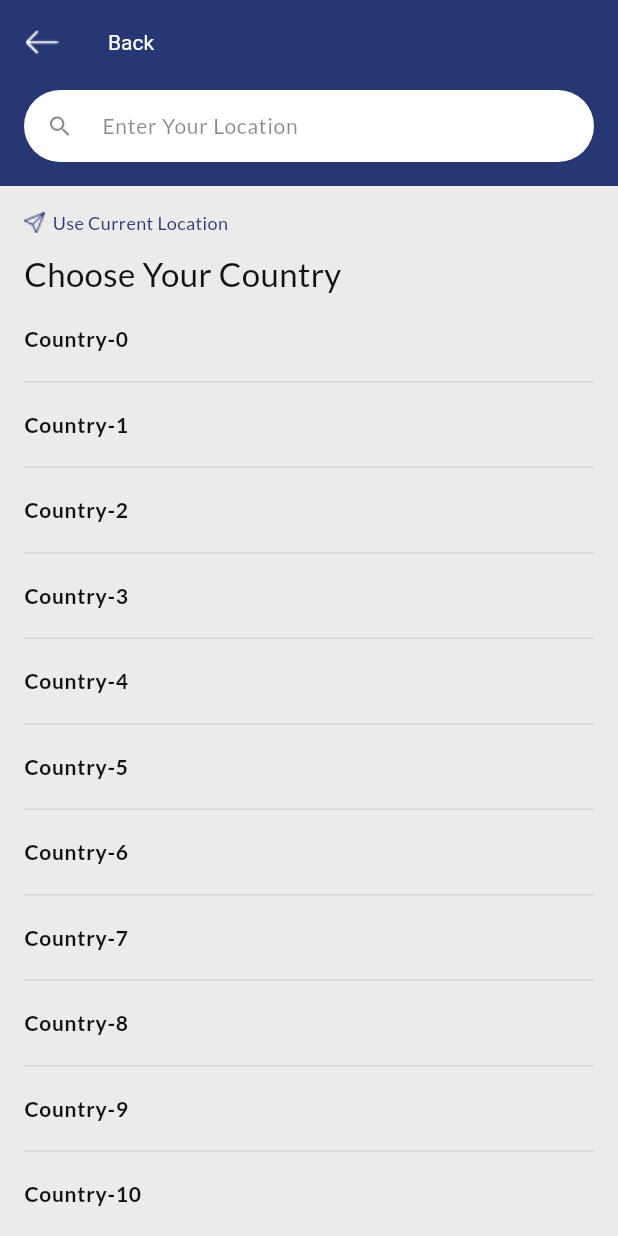
After one commit to CodeVee/flippy_flutter, a Flutter app: the SelectLocationPage screen opened by its route, on a phone screen of 412 x 824 dp. The commit adds this screen. Run offline on Flutter 3.47's test engine with Material 3 defaults, Android fonts, the phone set to English and light mode, and no system bars; our stand-ins replace google_fonts.

Commit message:
added selection page

```diff
--- a/lib/components/components.dart
+++ b/lib/components/components.dart
@@ -2,3 +2,4 @@ export 'app_button.dart';
 export 'app_header.dart';
 export 'main_app_bar.dart';
 export 'app_text_field.dart';
+export 'app_search_bar.dart';
--- a/lib/main.dart
+++ b/lib/main.dart
@@ -22,6 +22,7 @@ class MainApp extends StatelessWidget {
         '/forgot-password': (context) => const ForgotPasswordPage(),
         '/reset-password': (context) => const ResetPasswordPage(),
         '/choose-location': (context) => const ChooseLocationPage(),
+        '/select-location': (context) => const SelectLocationPage(),
       },
     );
   }
--- a/lib/pages/pages.dart
+++ b/lib/pages/pages.dart
@@ -6,3 +6,4 @@ export 'register_page.dart';
 export 'forgot_password_page.dart';
 export 'reset_password_page.dart';
 export 'choose_location_page.dart';
+export 'select_location_page.dart';
--- /dev/null
+++ b/lib/pages/select_location_page.dart
@@ -0,0 +1,142 @@
+import 'package:flutter/material.dart';
+import 'package:flippy_app/components/components.dart';
+import 'package:flippy_app/themes/themes.dart';
+
+class SelectLocationPage extends StatefulWidget {
+  const SelectLocationPage({super.key});
+
+  @override
+  State<SelectLocationPage> createState() => _SelectLocationPageState();
+}
+
+class _SelectLocationPageState extends State<SelectLocationPage> {
+  final _controller = TextEditingController();
+  final _hintText = "Enter Your Location";
+  String selectedCountry = "";
+
+  final _countries = List.generate(20, (index) => "Country-$index");
+
+  List<String> _displayCountries = [];
+
+  @override
+  void initState() {
+    super.initState();
+
+    setState(() {
+      _displayCountries = List.of(_countries);
+    });
+
+    _controller.addListener(_filterCountries);
+  }
+
+  void _filterCountries() {
+    final text = _controller.text.toLowerCase();
+    final filteredCountries = text.isNotEmpty
+        ? _countries.where((c) => c.toLowerCase().contains(text)).toList()
+        : List.of(_countries);
+    setState(() {
+      _displayCountries = filteredCountries;
+    });
+  }
+
+  @override
+  void dispose() {
+    _controller.dispose();
+    super.dispose();
+  }
+
+  @override
+  Widget build(BuildContext context) {
+    return Scaffold(
+      backgroundColor: AppColors.mainGrey,
+      appBar: const MainAppBar(title: "Back"),
+      body: Column(
+        children: [
+          AppSearchBar(
+            controller: _controller,
+            hintText: _hintText,
+          ),
+          Expanded(
+            child: Column(
+              children: [
+                Container(
+                  padding: const EdgeInsets.fromLTRB(16, 16, 16, 0),
+                  color: AppColors.mainGrey,
+                  child: Column(
+                    crossAxisAlignment: CrossAxisAlignment.start,
+                    children: [
+                      GestureDetector(
+                        onTap: () {},
+                        child: Row(
+                          children: [
+                            Image.asset("assets/top_right_arrow.png"),
+                            const SizedBox(width: 5),
+                            Text(
+                              "Use Current Location",
+                              style: const TextStyle(
+                                color: AppColors.mainBlue,
+                                fontSize: 12,
+                              ).withLato(),
+                            ),
+                          ],
+                        ),
+                      ),
+                      const SizedBox(height: 10),
+                      Text(
+                        "Choose Your Country",
+                        style: const TextStyle(
+                          fontSize: 22,
+                          color: AppColors.mainDark,
+                        ).withLato(),
+                      ),
+                    ],
+                  ),
+                ),
+                Expanded(
+                  child: ListView.builder(
+                    padding: const EdgeInsets.symmetric(horizontal: 16),
+                    itemCount: _displayCountries.length,
+                    itemBuilder: (context, index) => _getTile(
+                        _displayCountries[index],
+                        selectedCountry == _displayCountries[index]),
+                  ),
+                )
+              ],
+            ),
+          ),
+        ],
+      ),
+    );
+  }
+
+  Widget _getTile(String title, bool selected) {
+    return ListTile(
+      onTap: () => {
+        setState(() {
+          selectedCountry = title;
+        })
+      },
+      contentPadding: const EdgeInsets.all(0),
+      shape: Border(
+        bottom: BorderSide(
+          width: 1,
+          color: AppColors.mainDark.withOpacity(.1),
+        ),
+      ),
+      title: Text(
+        title,
+        style: const TextStyle(
+          color: AppColors.mainDark,
+          fontSize: 14,
+          fontWeight: FontWeight.bold,
+        ).withLato(),
+      ),
+      trailing: selected
+          ? const Icon(
+              Icons.check,
+              color: AppColors.mainBlue,
+            )
+          : null,
+    );
+  }
+}
```
